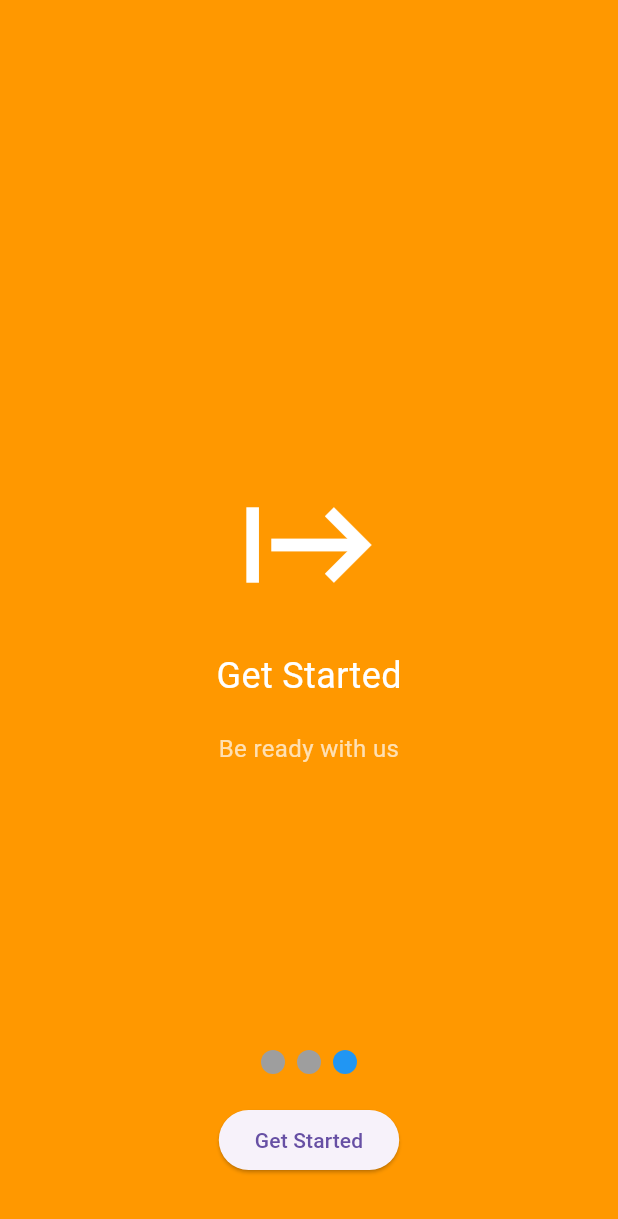
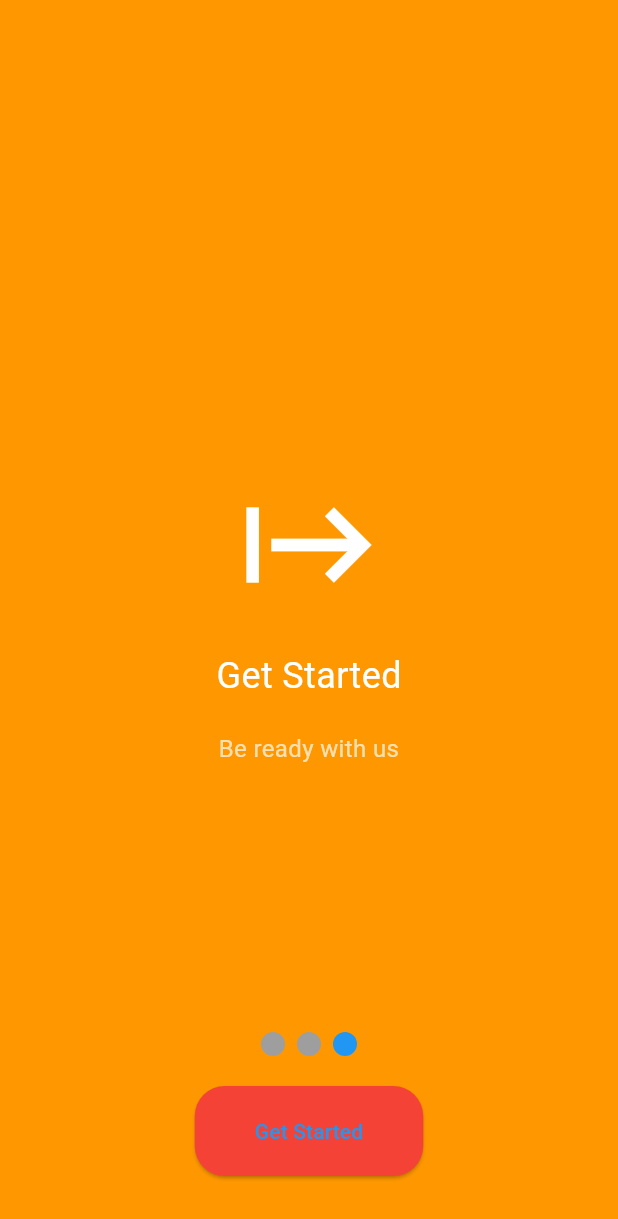
Before and after one commit to KhalidElmakhashen/weather_app, a Flutter app: the screen it shows after launch, swiped to page 3, on a phone screen of 412 x 824 dp. Shown: the top 1219 px of the screen. Run offline on Flutter 3.47's test engine with Material 3 defaults, Android fonts, the phone set to English and light mode, and no system bars; drawn by our look-alikes of smooth_page_indicator; our stand-ins replace bloc, flutter_bloc, shared_preferences, weather.

Commit message:
add dark mode

```diff
--- a/lib/bloc/forecaste_bloc/forecaste_bloc.dart
+++ b/lib/logic/bloc/forecaste_bloc/forecaste_bloc.dart
@@ -16,9 +16,9 @@ class ForecasteBloc extends Bloc<ForecasteEvent, ForecasteState> {
         try {
           WeatherFactory wf = WeatherFactory("fd2512873cd195a083421bb63164cbca", language: Language.DANISH);
           List<Weather> forecast = await wf.fiveDayForecastByCityName(city);
-          forecast.forEach((forecaste){
-            print(forecast);
-          });
+          // forecast.forEach((forecaste){
+          //   print(forecast);
+          // });
           emit(WeatherForecasteSuccess(forecast));
         } catch (e) {
           emit(Weatherfail());
--- a/lib/bloc/weather_bloc/weather_bloc.dart
+++ b/lib/logic/bloc/weather_bloc/weather_bloc.dart
@@ -3,7 +3,7 @@ import 'package:bloc/bloc.dart';
 import 'package:flutter/material.dart';
 import 'package:weather/weather.dart';
 
-import '../../locals/shared.dart';
+import '../../../locals/shared.dart';
 part 'weather_event.dart';
 part 'weather_state.dart';
 
--- a/lib/main.dart
+++ b/lib/main.dart
@@ -1,7 +1,10 @@
 import 'package:flutter/material.dart';
 import 'package:flutter_bloc/flutter_bloc.dart';
-import 'package:weatherapi/bloc/weather_bloc/weather_bloc.dart';
+import 'package:weatherapi/logic/bloc/weather_bloc/weather_bloc.dart';
 import 'package:weatherapi/presentation/screens/main_screens/options.dart';
+import 'package:weatherapi/presentation/themes/dartk_theme.dart';
+import 'package:weatherapi/presentation/themes/light_theme.dart';
+import 'package:weatherapi/presentation/themes/theme_manager.dart';
 
 
 
@@ -14,16 +17,46 @@ import 'presentation/screens/start/splash_screen.dart';
 void main() async{
   WidgetsFlutterBinding.ensureInitialized();
   await Shared.init();
-  runApp(const MyApp());
+  runApp(MyApp());
 }
 
-class MyApp extends StatelessWidget {
-  const MyApp({super.key});
+class MyApp extends StatefulWidget {
+  MyApp({super.key});
+
+  static ThemeManager themeManager = ThemeManager();
+
+  @override
+  State<MyApp> createState() => _MyAppState();
+}
+
+class _MyAppState extends State<MyApp> {
+
+  @override void dispose() {
+    MyApp.themeManager.removeListener(themeListener);
+    super.dispose();
+  }
+
+  @override
+  void initState() {
+    MyApp.themeManager.addListener(themeListener);
+    super.initState();
+  }
+
+  void themeListener(){
+    if (mounted){
+      setState(() {
+
+      });
+    }
+  }
 
   @override
   Widget build(BuildContext context) {
     return MaterialApp(
       debugShowCheckedModeBanner: false,
+      theme: lightMode,
+      darkTheme: darkMode,
+      themeMode: MyApp.themeManager.themeMode ,
       routes: {
         '/': (context) => SplashScreen(),
         '/onboarding': (context) => OnboardingScreen(),
--- a/lib/presentation/screens/main_screens/options.dart
+++ b/lib/presentation/screens/main_screens/options.dart
@@ -24,7 +24,7 @@ class _OptionsState extends State<Options> {
   Widget build(BuildContext context) {
     return Scaffold(
       appBar: AppBar(
-        backgroundColor: Colors.blue,
+        // backgroundColor: Colors.blue,
         title: const Text(
           "Locations",
           style: TextStyle(fontWeight: FontWeight.bold),
@@ -77,7 +77,7 @@ class _OptionsState extends State<Options> {
           },
           focusNode: _focusNode,
           decoration: InputDecoration(
-            hintText: "Type your City Name...",
+            hintText: "Type Your City Name...",
             filled: true,
             fillColor: Colors.grey[200],
             border: OutlineInputBorder(
--- /dev/null
+++ b/lib/presentation/themes/dartk_theme.dart
@@ -0,0 +1,13 @@
+
+
+
+
+import 'package:flutter/material.dart';
+
+ThemeData darkMode = ThemeData(
+  brightness: Brightness.dark,
+  switchTheme: SwitchThemeData(
+    trackColor: WidgetStatePropertyAll(Colors.grey),
+    thumbColor: WidgetStatePropertyAll(Colors.white)
+  )
+);
--- /dev/null
+++ b/lib/presentation/themes/light_theme.dart
@@ -0,0 +1,51 @@
+import 'package:flutter/material.dart';
+
+ThemeData lightMode = ThemeData(
+  appBarTheme: const AppBarTheme(
+    backgroundColor: Colors.blue
+  ),
+  ///
+  ///
+  brightness: Brightness.light,
+  primaryColor: Colors.deepOrangeAccent,
+  floatingActionButtonTheme: const FloatingActionButtonThemeData(
+    backgroundColor: Colors.red,
+  ),
+  ///
+  ///
+  elevatedButtonTheme: ElevatedButtonThemeData(
+    style: ButtonStyle(
+      padding: const WidgetStatePropertyAll<EdgeInsetsGeometry>(
+        EdgeInsets.symmetric(horizontal: 40, vertical: 20),
+      ),
+      shape: WidgetStatePropertyAll<OutlinedBorder>(
+        RoundedRectangleBorder(
+          borderRadius: BorderRadius.circular(20),
+        ),
+      ),
+      backgroundColor: const WidgetStatePropertyAll<Color>(Colors.red),
+      foregroundColor: const WidgetStatePropertyAll(Colors.blue),
+      overlayColor: const WidgetStatePropertyAll(Colors.lightGreen)
+    ),
+  ),
+  ///
+  ///
+  textTheme: const TextTheme(
+    headlineSmall: TextStyle(color: Colors.red),
+  ),
+  ///
+  ///
+  inputDecorationTheme: InputDecorationTheme(
+    border: OutlineInputBorder(
+      borderRadius: BorderRadius.circular(20),
+      borderSide: BorderSide.none,
+    ),
+    filled: true,
+    fillColor: Colors.grey.withOpacity(0.1),
+  ),
+  ///
+  ///
+  navigationBarTheme: const NavigationBarThemeData(
+    backgroundColor: Colors.amber
+  )
+);
--- /dev/null
+++ b/lib/presentation/themes/theme_manager.dart
@@ -0,0 +1,16 @@
+
+
+import 'package:flutter/material.dart';
+import 'package:weatherapi/locals/shared.dart';
+
+class ThemeManager with ChangeNotifier{
+  ThemeMode _themeMode = ThemeMode.light;
+
+  get themeMode => _themeMode;
+
+  toggleTheme(bool isDark){
+    Shared.putBOOL(key: "isDark",value: isDark);
+    _themeMode = Shared.getBOOL(key: "isDark")? ThemeMode.dark:ThemeMode.light;
+    notifyListeners();
+  }
+}
--- a/lib/presentation/widgets/custom_list_forecaste.dart
+++ b/lib/presentation/widgets/custom_list_forecaste.dart
@@ -1,9 +1,9 @@
 import 'package:flutter/material.dart';
 import 'package:flutter_bloc/flutter_bloc.dart';
 import 'package:intl/intl.dart';
-import 'package:weatherapi/bloc/forecaste_bloc/forecaste_bloc.dart';
-import 'package:weatherapi/bloc/weather_bloc/weather_bloc.dart';
-import 'package:weatherapi/constants/functions.dart';
+import 'package:weatherapi/logic/bloc/forecaste_bloc/forecaste_bloc.dart';
+import 'package:weatherapi/logic/bloc/weather_bloc/weather_bloc.dart';
+import 'package:weatherapi/logic/utils/functions.dart';
 
 class CustomListForecaste extends StatelessWidget {
   const CustomListForecaste({super.key});
```
Also changed, not shown: lib/presentation/screens/main_screens/home_screen.dart (+58 -14 lines), lib/logic/bloc/forecaste_bloc/forecaste_event.dart (renamed from lib/bloc/forecaste_bloc/forecaste_event.dart), lib/logic/bloc/forecaste_bloc/forecaste_state.dart (renamed from lib/bloc/forecaste_bloc/forecaste_state.dart), lib/logic/bloc/weather_bloc/weather_event.dart (renamed from lib/bloc/weather_bloc/weather_event.dart), lib/logic/bloc/weather_bloc/weather_state.dart (renamed from lib/bloc/weather_bloc/weather_state.dart), lib/logic/utils/functions.dart (renamed from lib/constants/functions.dart), 1 other file.
